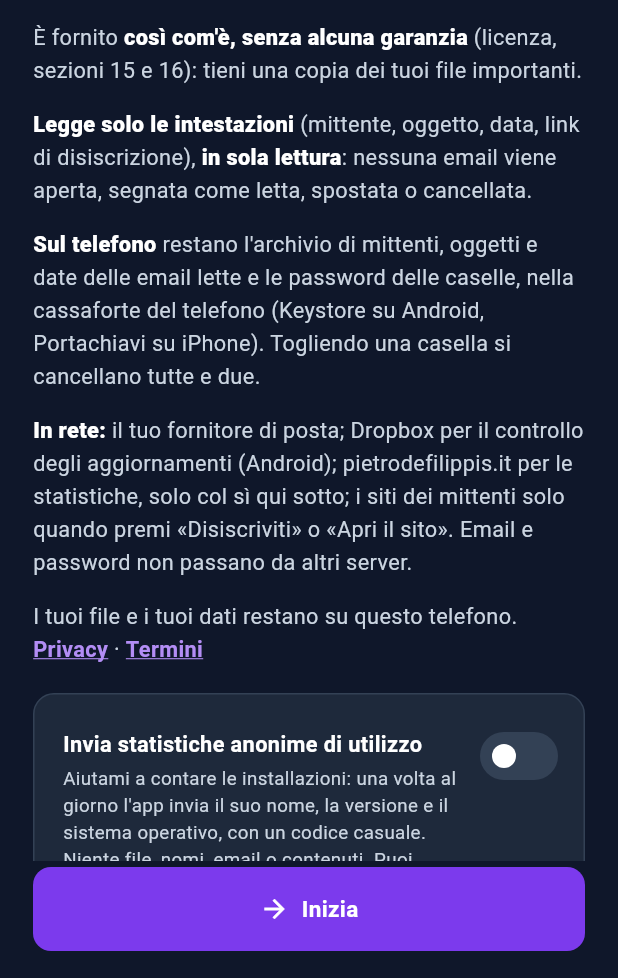
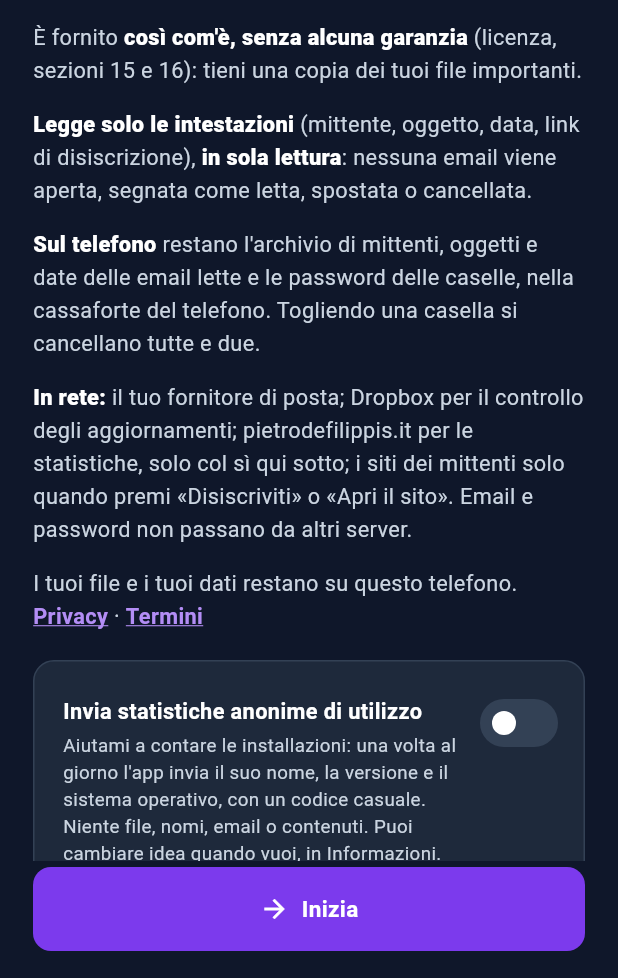
Before and after one commit to tecnikgeek-repo/tk-iscrizioni-app, a Flutter app: the screen it shows after launch, on a phone screen of 412 x 824 dp, the part 258-1236 px from its top. Run offline on Flutter 3.47's test engine with Material 3 defaults, Android fonts, the phone set to English and light mode, and no system bars; our stand-ins replace flutter_secure_storage, open_filex, package_info_plus, share_plus, shared_preferences, sqflite; missing offline and left inert: enough_mail; accounts and stored records are empty.

Commit message:
iOS: pronta per App Store, solo iPhone, testi senza altre piattaforme

```diff
--- a/lib/tema.dart
+++ b/lib/tema.dart
@@ -48,9 +48,9 @@ const righeBenvenuto = [
   '**Legge solo le intestazioni** (mittente, oggetto, data, link di disiscrizione), **in sola lettura**: nessuna '
       'email viene aperta, segnata come letta, spostata o cancellata.',
   "**Sul telefono** restano l'archivio di mittenti, oggetti e date delle email lette e le password delle caselle, "
-      'nella cassaforte del telefono (Keystore su Android, Portachiavi su iPhone). Togliendo una casella si '
+      'nella cassaforte del telefono. Togliendo una casella si '
       'cancellano tutte e due.',
-  "**In rete:** il tuo fornitore di posta; Dropbox per il controllo degli aggiornamenti (Android); "
+  "**In rete:** il tuo fornitore di posta; ${tkPlay ? '' : 'Dropbox per il controllo degli aggiornamenti; '}"
       'pietrodefilippis.it per le statistiche, solo col sì qui sotto; i siti dei mittenti solo quando premi '
       '«Disiscriviti» o «Apri il sito». Email e password non passano da altri server.',
 ];
--- a/pubspec.yaml
+++ b/pubspec.yaml
@@ -16,7 +16,7 @@ publish_to: 'none' # Remove this line if you wish to publish to pub.dev
 # https://developer.apple.com/library/archive/documentation/General/Reference/InfoPlistKeyReference/Articles/CoreFoundationKeys.html
 # In Windows, build-name is used as the major, minor, and patch parts
 # of the product and file versions while build-number is used as the build suffix.
-version: 1.2.7+16
+version: 1.2.7+17
 
 environment:
   sdk: ^3.13.5
```
Also changed, not shown: 1 other file.
